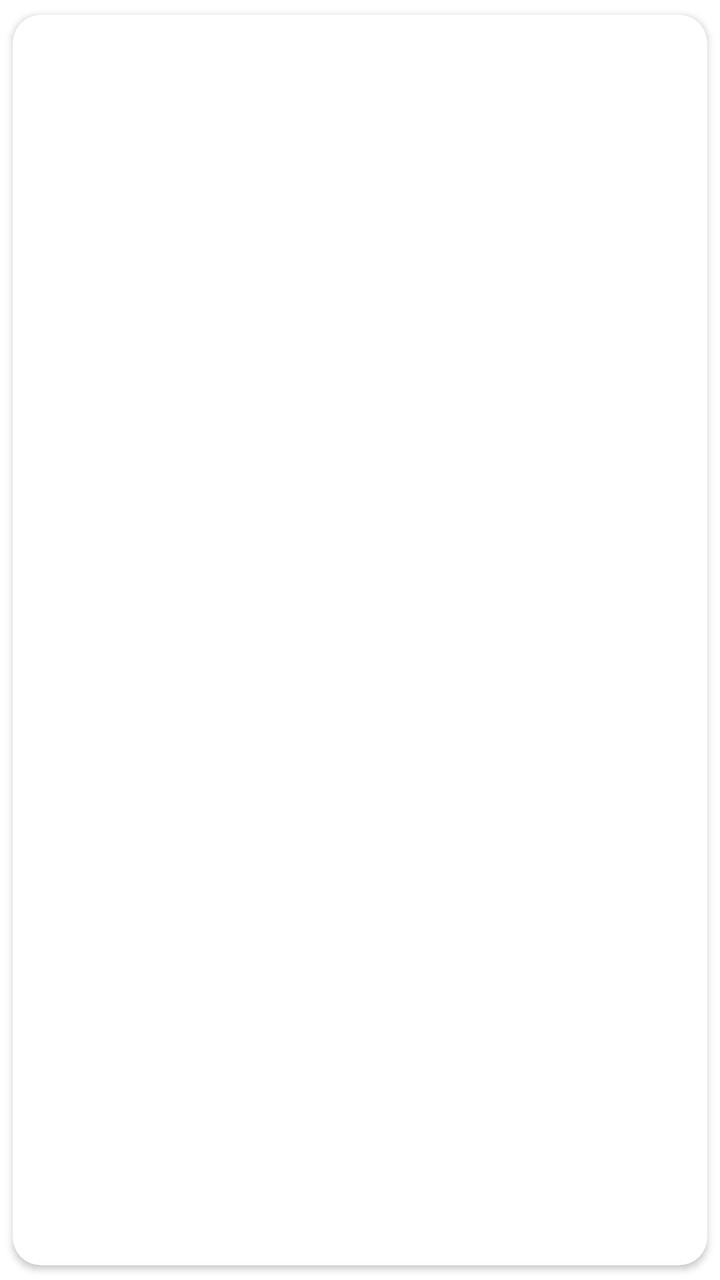
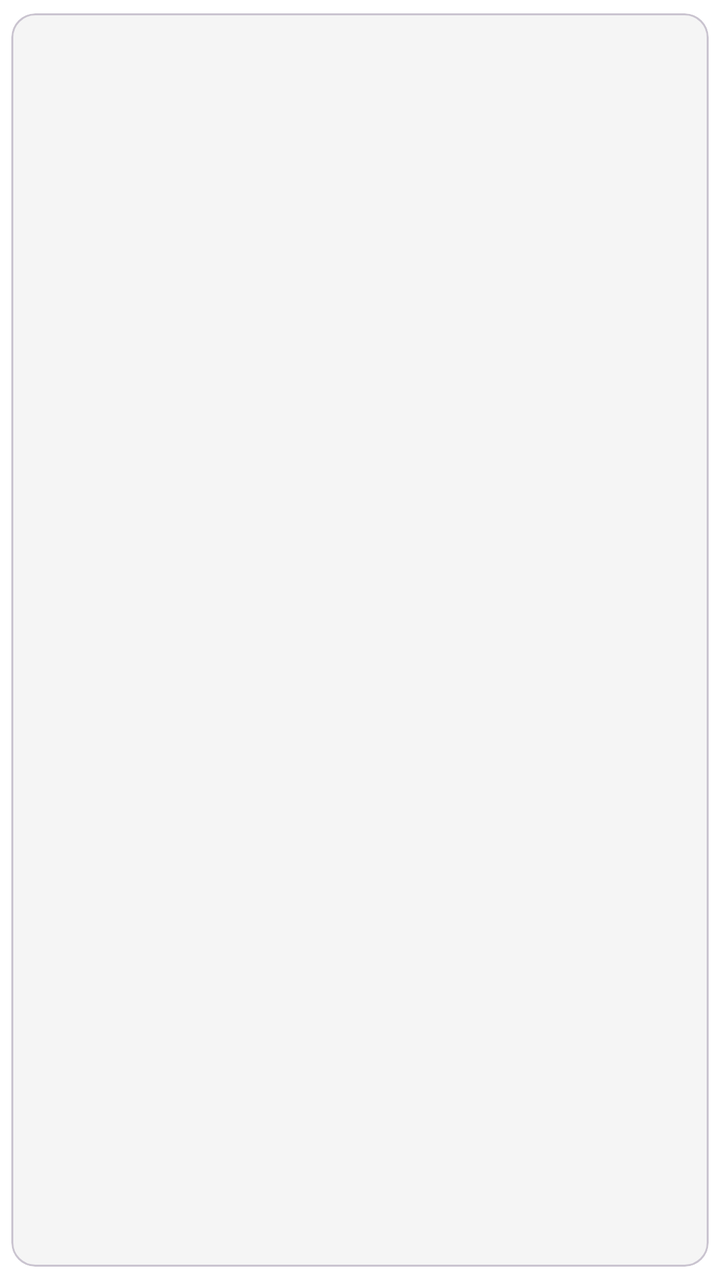

Screens rendered from an Android XML layout before and after an edit, with the pre-edit source and the edit as a unified diff.
<!-- AndroidManifest.xml: application theme Theme.LandNv4 -->
<!-- res/layout/include_form.xml -->
<?xml version="1.0" encoding="utf-8"?>
<com.google.android.material.card.MaterialCardView
    xmlns:android="http://schemas.android.com/apk/res/android"
    xmlns:app="http://schemas.android.com/apk/res-auto"
    android:layout_width="match_parent"
    android:layout_height="wrap_content"
    app:cardCornerRadius="14dp"
    app:cardUseCompatPadding="true"
    app:cardElevation="2dp">

    <LinearLayout
        android:layout_width="match_parent"
        android:layout_height="wrap_content"
        android:orientation="vertical"
        android:padding="12dp">

        <TextView
            android:id="@+id/form_title"
            android:layout_width="match_parent"
            android:layout_height="wrap_content"
            android:textStyle="bold"
            android:textSize="16sp"
            android:paddingBottom="8dp"/>

        <TextView
            android:id="@+id/form_subtitle"
            android:layout_width="match_parent"
            android:layout_height="wrap_content"
            android:textSize="10sp"
            android:paddingBottom="8dp"/>

        <androidx.recyclerview.widget.RecyclerView
            android:id="@+id/rv_input"
            android:layout_width="match_parent"
            android:layout_height="wrap_content"
            android:nestedScrollingEnabled="false"/>
    </LinearLayout>

</com.google.android.material.card.MaterialCardView>
<!-- resources referenced by this layout -->
<resources>
  <style name="Theme.LandNv4" parent="Theme.MaterialComponents.DayNight.NoActionBar">
          
          <item name="colorPrimary">@color/color_primary</item>
          <item name="colorPrimaryVariant">@color/color_primary_variant</item>
          <item name="colorOnPrimary">@color/color_on_primary</item>
  
          <item name="colorSecondary">@color/color_secondary</item>
          <item name="colorSecondaryVariant">@color/color_secondary_variant</item>
          <item name="colorOnSecondary">@color/color_on_secondary</item>
  
          
          <item name="android:windowBackground">@color/app_background</item>
          <item name="colorSurface">@color/app_surface</item>
          <item name="colorOnSurface">@color/app_on_surface</item>
      </style>
  <color name="color_primary">#1E88E5</color>
  <color name="color_primary_variant">#1565C0</color>
  <color name="color_on_primary">#FFFFFF</color>
  <color name="color_secondary">#26A69A</color>
  <color name="color_secondary_variant">#00897B</color>
  <color name="color_on_secondary">#FFFFFF</color>
  <color name="app_background">#FFFFFF</color>
  <color name="app_surface">#FFFFFF</color>
  <color name="app_on_surface">#111111</color>
</resources>

<!-- the commit's change to res/layout/include_form.xml (unified diff, before → after) -->
@@ -2,38 +2,46 @@
 <com.google.android.material.card.MaterialCardView
     xmlns:android="http://schemas.android.com/apk/res/android"
     xmlns:app="http://schemas.android.com/apk/res-auto"
+    android:id="@+id/form_root"
     android:layout_width="match_parent"
     android:layout_height="wrap_content"
-    app:cardCornerRadius="14dp"
-    app:cardUseCompatPadding="true"
-    app:cardElevation="2dp">
+    app:cardUseCompatPadding="true">
 
     <LinearLayout
         android:layout_width="match_parent"
         android:layout_height="wrap_content"
         android:orientation="vertical"
-        android:padding="12dp">
+        android:padding="16dp">
 
+        
         <TextView
             android:id="@+id/form_title"
             android:layout_width="match_parent"
             android:layout_height="wrap_content"
             android:textStyle="bold"
-            android:textSize="16sp"
-            android:paddingBottom="8dp"/>
+            android:textSize="20sp"
+            android:gravity="center_horizontal"
+            android:layout_marginBottom="8dp"
+            android:textColor="?attr/colorOnSurface"/>
 
         <TextView
-            android:id="@+id/form_subtitle"
+            android:id="@+id/tv_error"
             android:layout_width="match_parent"
             android:layout_height="wrap_content"
-            android:textSize="10sp"
-            android:paddingBottom="8dp"/>
+            android:textColor="@android:color/holo_red_light"
+            android:textSize="12sp"
+            android:layout_marginBottom="8dp"
+            android:layout_marginHorizontal="12dp"
+            android:visibility="gone"/>
 
         <androidx.recyclerview.widget.RecyclerView
             android:id="@+id/rv_input"
             android:layout_width="match_parent"
             android:layout_height="wrap_content"
             android:nestedScrollingEnabled="false"/>
+
     </LinearLayout>
 
+
+
 </com.google.android.material.card.MaterialCardView>
<!-- resource entries referenced after the edit -->
@@ -1,28 +1,41 @@
 <!-- resources referenced by this layout -->
 <resources>
-  <style name="Theme.LandNv4" parent="Theme.MaterialComponents.DayNight.NoActionBar">
+  <style name="Theme.LandNv4" parent="Theme.Material3.DayNight.NoActionBar">
+  
           
           <item name="colorPrimary">@color/color_primary</item>
-          <item name="colorPrimaryVariant">@color/color_primary_variant</item>
           <item name="colorOnPrimary">@color/color_on_primary</item>
-  
           <item name="colorSecondary">@color/color_secondary</item>
-          <item name="colorSecondaryVariant">@color/color_secondary_variant</item>
           <item name="colorOnSecondary">@color/color_on_secondary</item>
   
           
           <item name="android:windowBackground">@color/app_background</item>
-          <item name="colorSurface">@color/app_surface</item>
+  
           <item name="colorOnSurface">@color/app_on_surface</item>
+  
+          
+          <item name="colorSurface">#F5F5F5</item>
+          <item name="colorSurfaceVariant">#EEEEEE</item>
+          <item name="colorSurfaceContainer">#F2F2F2</item>
+          <item name="colorSurfaceContainerLow">#F7F7F7</item>
+  
+          
+          <item name="android:statusBarColor">@android:color/transparent</item>
+          <item name="android:navigationBarColor">@android:color/transparent</item>
+  
+          
+          <item name="android:enforceStatusBarContrast">false</item>
+          <item name="android:enforceNavigationBarContrast">false</item>
+          <item name="android:windowLightStatusBar">false</item>
+          <item name="android:windowLightNavigationBar">false</item>
+  
+  
       </style>
   <color name="color_primary">#1E88E5</color>
-  <color name="color_primary_variant">#1565C0</color>
   <color name="color_on_primary">#FFFFFF</color>
   <color name="color_secondary">#26A69A</color>
-  <color name="color_secondary_variant">#00897B</color>
   <color name="color_on_secondary">#FFFFFF</color>
   <color name="app_background">#FFFFFF</color>
-  <color name="app_surface">#FFFFFF</color>
   <color name="app_on_surface">#111111</color>
 </resources>
 
